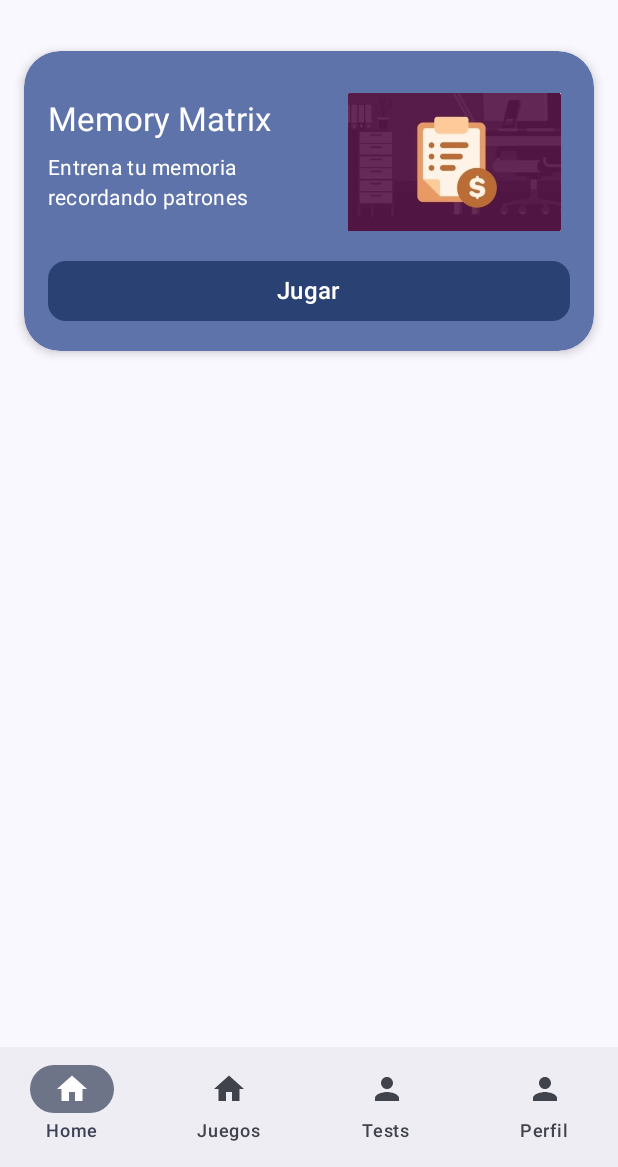
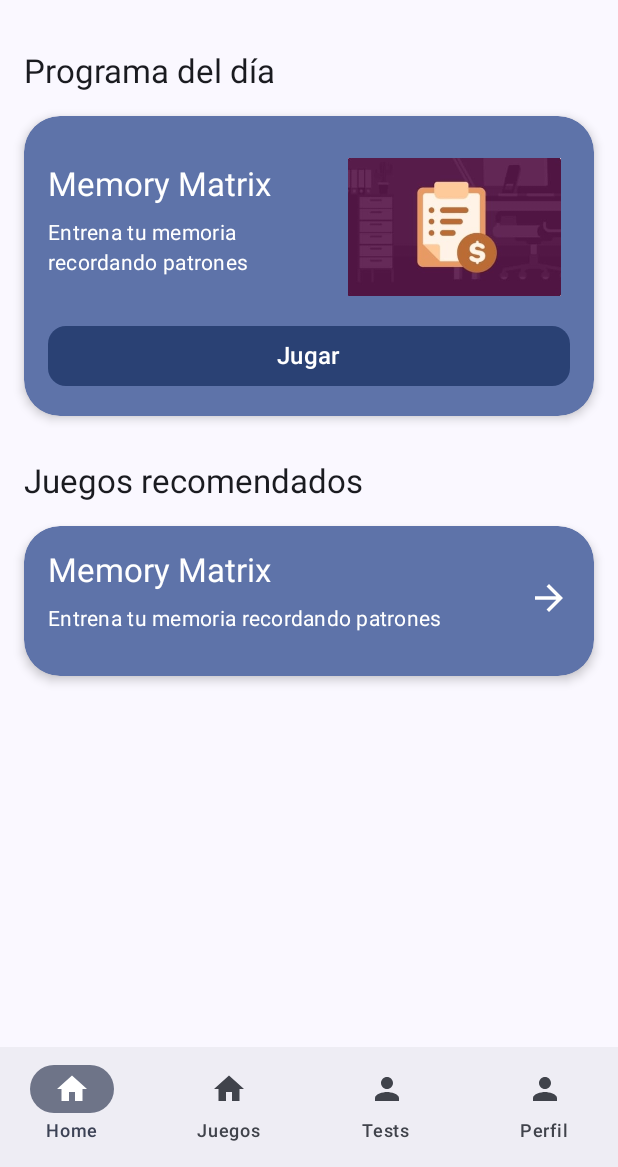
Before and after one commit to NegK01/Lerna, an Android app built with Jetpack Compose: the screen it shows after launch (MainActivity), on a phone screen of 412 x 824 dp, the part 69-1236 px from its top. Run offline under Robolectric (Android 15) with nearby library versions, the phone set to English and light mode, and no system bars.

Commit message:
refactor(ui): reorganizar estructura de componentes y pantallas home
- Renombrado BaseHomeCard.kt → BaseCard.kt para uso global
- Movido HomeScreen.kt a carpeta screens/home
- Movido DailyProgramCard.kt a screens/home/components
- Agregado nuevo componente RecommendenGameCard.kt
- Actualizadas referencias en MainActivity y HomeScreen

```diff
--- a/app/src/main/java/com/negk/lerna/MainActivity.kt
+++ b/app/src/main/java/com/negk/lerna/MainActivity.kt
@@ -18,7 +18,6 @@ import androidx.compose.material3.NavigationBar
 import androidx.compose.material3.NavigationBarItem
 import androidx.compose.material3.Scaffold
 import androidx.compose.material3.Text
-import androidx.compose.runtime.Composable
 import androidx.compose.runtime.getValue
 import androidx.compose.ui.Modifier
 import androidx.navigation.NavGraph.Companion.findStartDestination
@@ -27,7 +26,7 @@ import androidx.navigation.compose.composable
 import androidx.navigation.compose.currentBackStackEntryAsState
 import androidx.navigation.compose.rememberNavController
 import com.negk.lerna.navigation.Screen
-import com.negk.lerna.ui.screens.HomeScreen
+import com.negk.lerna.ui.screens.home.HomeScreen
 import com.negk.lerna.ui.screens.GamesScreen
 import com.negk.lerna.ui.screens.TestsScreen
 import com.negk.lerna.ui.screens.ProfileScreen
--- a/app/src/main/java/com/negk/lerna/ui/components/home/BaseHomeCard.kt
+++ b/app/src/main/java/com/negk/lerna/ui/components/BaseCard.kt
@@ -1,6 +1,5 @@
-package com.negk.lerna.ui.components.home
+package com.negk.lerna.ui.components
 
-import androidx.compose.foundation.background
 import androidx.compose.foundation.layout.Box
 import androidx.compose.foundation.layout.padding
 import androidx.compose.foundation.shape.RoundedCornerShape
@@ -9,6 +8,7 @@ import androidx.compose.material3.Surface
 import androidx.compose.runtime.Composable
 import androidx.compose.ui.Modifier
 import androidx.compose.ui.draw.shadow
+import androidx.compose.ui.graphics.Color
 import androidx.compose.ui.unit.Dp
 import androidx.compose.ui.unit.dp
 
@@ -27,7 +27,7 @@ import androidx.compose.ui.unit.dp
 fun BaseHomeCard(
 	modifier: Modifier = Modifier,
 	cornerRadius: Dp = 24.dp,
-	backgroundColor: androidx.compose.ui.graphics.Color = MaterialTheme.colorScheme.surfaceVariant,
+	backgroundColor: Color = MaterialTheme.colorScheme.surfaceVariant,
 	elevation: Dp = 4.dp,
 	content: @Composable () -> Unit
 ) {
--- a/app/src/main/java/com/negk/lerna/ui/screens/HomeScreen.kt
+++ /dev/null
@@ -1,36 +0,0 @@
-package com.negk.lerna.ui.screens
-
-import androidx.compose.foundation.layout.Column
-import androidx.compose.foundation.layout.Spacer
-import androidx.compose.foundation.layout.height
-import androidx.compose.foundation.layout.padding
-import androidx.compose.material3.Button
-import androidx.compose.material3.Text
-import com.negk.lerna.ui.components.home.DailyProgramCard
-import androidx.compose.runtime.Composable
-import androidx.compose.ui.Modifier
-import androidx.compose.ui.unit.dp
-import androidx.navigation.NavController
-import com.negk.lerna.R
-
-/**
- * HomeScreen
- * Pantalla principal que muestra el 'Programa del día'.
- * Aquí se pueden agregar secciones como juegos recomendados, test, etc.
- */
-@Composable
-fun HomeScreen(navController: NavController) {
-    Column(modifier = Modifier.padding(16.dp)) {
-        // Tarjeta destacada del programa del día
-        DailyProgramCard(
-            height = 200.dp,
-            title = "Memory Matrix",
-            description = "Entrena tu memoria recordando patrones",
-            imageResource = R.drawable.memory_matrix,
-            imageSize = 100.dp,
-            buttonText = "Jugar",
-            onButtonClick = { navController.navigate("games") }
-        )
-        Spacer(modifier = Modifier.height(24.dp))
-    }
-}
--- /dev/null
+++ b/app/src/main/java/com/negk/lerna/ui/screens/home/HomeScreen.kt
@@ -0,0 +1,69 @@
+package com.negk.lerna.ui.screens.home
+
+import androidx.compose.foundation.layout.Column
+import androidx.compose.foundation.layout.Spacer
+import androidx.compose.foundation.layout.height
+import androidx.compose.foundation.layout.padding
+import androidx.compose.material3.MaterialTheme
+import androidx.compose.material3.Text
+import com.negk.lerna.ui.screens.home.components.DailyProgramCard
+import androidx.compose.runtime.Composable
+import androidx.compose.ui.Modifier
+import androidx.compose.ui.tooling.preview.Preview
+import androidx.compose.ui.unit.dp
+import androidx.navigation.NavController
+import com.negk.lerna.R
+import androidx.navigation.compose.rememberNavController
+import com.negk.lerna.ui.screens.home.components.RecommendedGameCard
+
+/**
+ * HomeScreen
+ * Pantalla principal que muestra el 'Programa del día'.
+ * Aquí se pueden agregar secciones como juegos recomendados, test, etc.
+ */
+@Composable
+fun HomeScreen(navController: NavController) {
+    Column(modifier = Modifier.padding(16.dp)) {
+        Text(
+            text = "Programa del día",
+            style = MaterialTheme.typography.titleLarge
+        )
+
+        Spacer(modifier = Modifier.height(15.dp))
+
+        // Tarjeta destacada del programa del día
+        DailyProgramCard(
+            height = 200.dp,
+            title = "Memory Matrix",
+            description = "Entrena tu memoria recordando patrones",
+            imageResource = R.drawable.memory_matrix,
+            imageSize = 100.dp,
+            buttonText = "Jugar",
+            onButtonClick = { navController.navigate("games") }
+        )
+
+        Spacer(modifier = Modifier.height(30.dp))
+
+        Text(
+            text = "Juegos recomendados",
+            style = MaterialTheme.typography.titleLarge
+        )
+
+        Spacer(modifier = Modifier.height(15.dp))
+
+        RecommendedGameCard(
+            height = 100.dp,
+            title = "Memory Matrix",
+            description = "Entrena tu memoria recordando patrones",
+            buttonText = "Jugar",
+            onButtonClick = { /* Acción de prueba */ }
+        )
+    }
+}
+@Preview(showBackground = true)
+@Composable
+fun HomeScreenPreview() {
+    MaterialTheme {
+        HomeScreen(navController = rememberNavController())
+    }
+}
--- a/app/src/main/java/com/negk/lerna/ui/components/home/DailyProgramCard.kt
+++ b/app/src/main/java/com/negk/lerna/ui/screens/home/components/DailyProgramCard.kt
@@ -1,4 +1,4 @@
-package com.negk.lerna.ui.components.home
+package com.negk.lerna.ui.screens.home.components
 
 import androidx.compose.foundation.Image
 import androidx.compose.foundation.interaction.MutableInteractionSource
@@ -8,7 +8,6 @@ import androidx.compose.material3.*
 import androidx.compose.runtime.remember
 import androidx.compose.ui.Alignment
 import androidx.compose.ui.Modifier
-import androidx.compose.ui.graphics.Color
 import androidx.compose.ui.res.painterResource
 import androidx.compose.ui.text.style.TextAlign
 import androidx.compose.ui.unit.Dp
@@ -23,6 +22,7 @@ import androidx.compose.ui.tooling.preview.Preview
 import androidx.compose.foundation.layout.padding
 import androidx.compose.foundation.layout.size
 import androidx.compose.material3.Surface
+import com.negk.lerna.ui.components.BaseHomeCard
 
 /**
  * DailyProgramCard
@@ -45,7 +45,7 @@ fun DailyProgramCard(
 	height: Dp = 200.dp,
 	title: String = "Titulo",
 	description: String = "Descripcion",
-	imageResource: Int = R.drawable.memory_matrix, // Debe existir en drawable
+	imageResource: Int = R.drawable.memory_matrix,
 	imageSize: Dp = 80.dp,
 	buttonText: String = "Jugar",
 	onButtonClick: () -> Unit = {}
--- /dev/null
+++ b/app/src/main/java/com/negk/lerna/ui/screens/home/components/RecommendenGameCard.kt
@@ -0,0 +1,110 @@
+package com.negk.lerna.ui.screens.home.components
+
+import androidx.compose.runtime.Composable
+import androidx.compose.foundation.layout.*
+import androidx.compose.material3.*
+import androidx.compose.material.icons.Icons
+import androidx.compose.ui.Alignment
+import androidx.compose.ui.Modifier
+import androidx.compose.ui.text.style.TextAlign
+import androidx.compose.ui.unit.Dp
+import androidx.compose.ui.unit.dp
+import androidx.compose.material3.MaterialTheme
+import androidx.compose.material3.Text
+
+import androidx.compose.foundation.layout.padding
+import androidx.compose.material.icons.automirrored.filled.ArrowForward
+import androidx.compose.ui.tooling.preview.Preview
+import com.negk.lerna.ui.components.BaseHomeCard
+
+@Composable
+fun RecommendedGameCard(
+    modifier: Modifier = Modifier,
+    height: Dp = 200.dp,
+    title: String = "Titulo",
+    description: String = "Descripcion",
+    buttonText: String = "Jugar",
+    onButtonClick: () -> Unit = {}
+) {
+    BaseHomeCard(
+        modifier = modifier.height(height),
+        backgroundColor = MaterialTheme.colorScheme.primaryContainer
+    ) {
+        Column(
+            modifier = Modifier.fillMaxSize(),
+            verticalArrangement = Arrangement.SpaceBetween
+        ) {
+            Row(
+                modifier = Modifier.weight(1f).fillMaxWidth(),
+                verticalAlignment = Alignment.CenterVertically,
+            ) {
+                // Columna de texto a la izquierda
+                Column(
+                    modifier = Modifier.weight(1f),
+                    verticalArrangement = Arrangement.Center
+                ) {
+                    Text(
+                        text = title,
+                        style = MaterialTheme.typography.titleLarge,
+                        color = MaterialTheme.colorScheme.onPrimaryContainer
+                    )
+                    Spacer(modifier = Modifier.height(8.dp))
+                    Text(
+                        text = description,
+                        style = MaterialTheme.typography.bodyMedium,
+                        color = MaterialTheme.colorScheme.onPrimaryContainer,
+                        textAlign = TextAlign.Start
+                    )
+                }
+                // Imagen a la derecha
+                Icon(
+                    imageVector = Icons.AutoMirrored.Filled.ArrowForward,
+                    contentDescription = null,
+                    tint = MaterialTheme.colorScheme.onPrimaryContainer,
+                    modifier = Modifier
+                        .size(48.dp)
+                        .padding(start = 20.dp, top = 8.dp)
+                )
+                /*Image(
+                    painter = painterResource(id = imageResource),
+                    contentDescription = null,
+                    modifier = Modifier
+                        .size(imageSize)
+                        .weight(1f)
+                        .padding(start = 20.dp, top = 8.dp)
+                )*/
+            }
+            Spacer(modifier = Modifier.height(12.dp))
+            // Botón de acción abajo, ocupa todo el ancho
+//            val interactionSource = remember { MutableInteractionSource() }
+//            Button(
+//                onClick = onButtonClick,
+//                modifier = Modifier.fillMaxWidth(),
+//                interactionSource = interactionSource,
+//                shape = RoundedCornerShape(12.dp),
+//                colors = ButtonDefaults.buttonColors(
+//                    containerColor = MaterialTheme.colorScheme.primary,
+//                    contentColor = MaterialTheme.colorScheme.onSecondary
+//                )
+//            ) {
+//                Text(buttonText, style = MaterialTheme.typography.titleMedium)
+//            }
+        }
+    }
+}
+
+@Preview(showBackground = true)
+@Composable
+fun RecommendedGameCardPreview() {
+    MaterialTheme {
+        Surface(modifier = Modifier.padding(16.dp)) {
+            RecommendedGameCard(
+                height = 100.dp,
+                title = "Memory Matrix",
+                description = "Entrena tu memoria recordando patrones",
+                buttonText = "Jugar",
+                onButtonClick = { /* Acción de prueba */ }
+            )
+        }
+    }
+}
```
